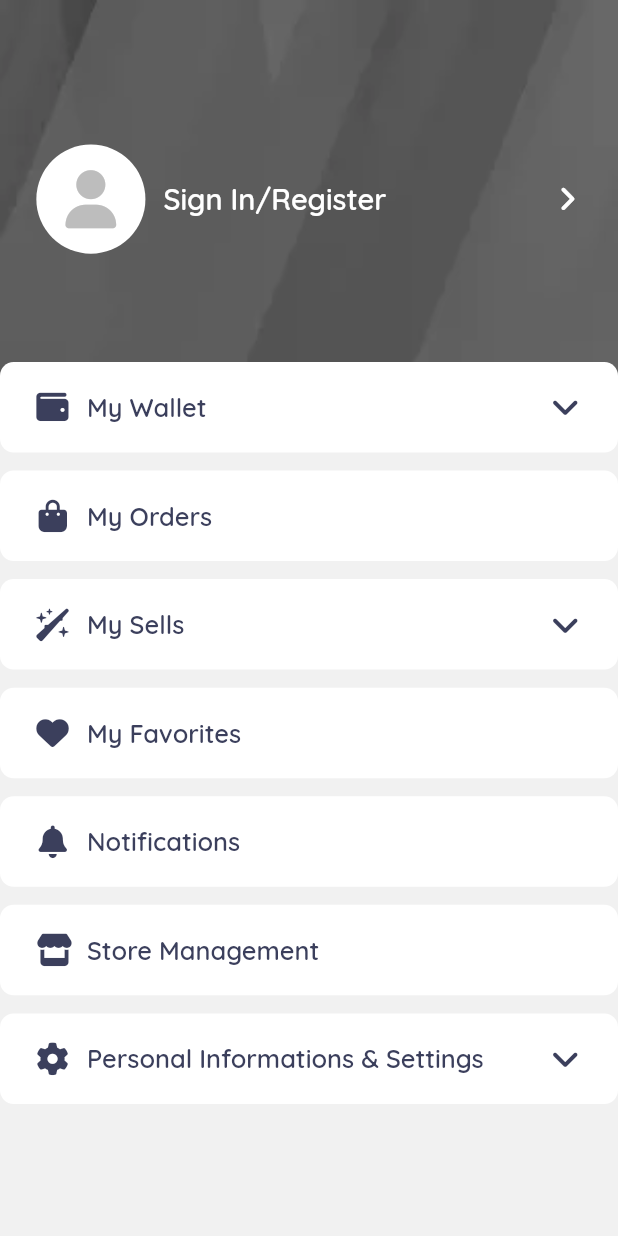
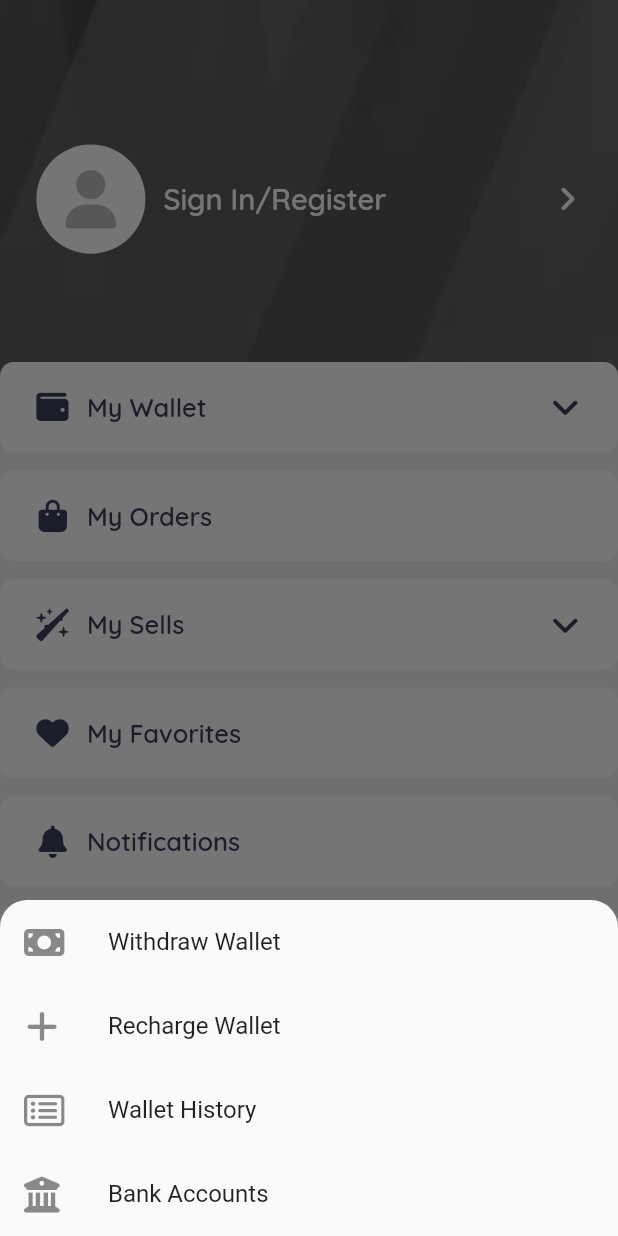
Before and after one commit to Emirhan-Kahya/gamekrub, a Flutter app: the AccountScreen screen opened directly, after a tap on "My Wallet", on a phone screen of 412 x 824 dp. Run offline on Flutter 3.47's test engine with Material 2 defaults, Android fonts, the phone set to English and light mode, and no system bars; our stand-ins replace font_awesome_flutter, get; network calls fail.

Commit message:
26/04/2022 - 03:19

```diff
--- a/lib/main.dart
+++ b/lib/main.dart
@@ -20,7 +20,7 @@ class mainApp extends StatelessWidget {
       theme: ThemeData(
         primarySwatch: Colors.blue,
       ),
-      home: SignInScreen()
+      home: HomeScreen()
     );
   }
 }
--- a/lib/screens/account/account_screen.dart
+++ b/lib/screens/account/account_screen.dart
@@ -1,10 +1,11 @@
+import 'package:flutter/cupertino.dart';
 import 'package:flutter/material.dart';
 import 'package:font_awesome_flutter/font_awesome_flutter.dart';
-
 
 import 'package:gamekrub/utils/dimension.dart';
 import 'package:gamekrub/widgets/account_widgets/account_widget.dart';
 import 'package:gamekrub/widgets/mBigText.dart';
+import 'package:gamekrub/widgets/showModal/modal.dart';
 
 class AccountScreen extends StatelessWidget {
   const AccountScreen({Key? key}) : super(key: key);
@@ -12,8 +13,11 @@ class AccountScreen extends StatelessWidget {
   @override
   Widget build(BuildContext context) {
     return Scaffold(
-      body: Container(
+      body: SingleChildScrollView(
+        physics: BouncingScrollPhysics(),
+        child: Container(
           width: double.maxFinite,
+          height: MediaQuery.of(context).size.height,
           child: Stack(
             children: [
               Positioned(
@@ -29,10 +33,9 @@ class AccountScreen extends StatelessWidget {
                       image: DecorationImage(
                         fit: BoxFit.fill,
                         image: AssetImage("assets/images/card_bacground.jpg"),
-                  )
-                ),
+                      )),
                   child: GestureDetector(
-                  onTap: (){
+                    onTap: () {
                       print("Pressed");
                     },
                     child: Row(
@@ -43,14 +46,25 @@ class AccountScreen extends StatelessWidget {
                           height: Dimension.height20 * 3,
                           decoration: BoxDecoration(
                             color: Colors.white,
-                          borderRadius: BorderRadius.circular(Dimension.radius30),
+                            borderRadius:
+                                BorderRadius.circular(Dimension.radius30),
                           ),
-                        child: Icon(FontAwesomeIcons.solidUser, color: Colors.grey.shade400, size: Dimension.icon16 * 2),
+                          child: Icon(FontAwesomeIcons.solidUser,
+                              color: Colors.grey.shade400,
+                              size: Dimension.icon16 * 2),
                         ),
                         SizedBox(width: Dimension.width10),
-                      mBigText(text: "Sign In/Register", fontSize: Dimension.fontSize16, color: Colors.white,),
+                        mBigText(
+                          text: "Sign In/Register",
+                          fontSize: Dimension.fontSize16,
+                          color: Colors.white,
+                        ),
                         Expanded(child: Container()),
-                      Icon(FontAwesomeIcons.angleRight, color: Colors.white, size: Dimension.icon18,),
+                        Icon(
+                          FontAwesomeIcons.angleRight,
+                          color: Colors.white,
+                          size: Dimension.icon18,
+                        ),
                       ],
                     ),
                   ),
@@ -71,19 +85,103 @@ class AccountScreen extends StatelessWidget {
                   ),
                   child: Column(
                     children: [
-                    AccountButton(press: (){}, text: "My Wallet", iconPrefix: FontAwesomeIcons.wallet, iconSuffix: FontAwesomeIcons.angleDown,),
+                      AccountButton(
+                        press: () {
+                          showModalBottomSheet(
+                              context: context,
+                              shape: RoundedRectangleBorder(
+                                borderRadius: BorderRadius.vertical(
+                                    top: Radius.circular(Dimension.radius15)),
+                              ),
+                              builder: (context) {
+                                return Wrap(
+                                  children: [
+                                    ListTile(
+                                      leading: Icon(FontAwesomeIcons.moneyBill),
+                                      title: Text("Withdraw Wallet"),
+                                    ),
+                                    ListTile(
+                                      leading: Icon(FontAwesomeIcons.plus),
+                                      title: Text("Recharge Wallet"),
+                                    ),
+                                    ListTile(
+                                      leading:
+                                          Icon(FontAwesomeIcons.rectangleList),
+                                      title: Text("Wallet History"),
+                                    ),
+                                    ListTile(
+                                      leading: Icon(
+                                          FontAwesomeIcons.buildingColumns),
+                                      title: Text("Bank Accounts"),
+                                    ),
+                                  ],
+                                );
+                              });
+                        },
+                        text: "My Wallet",
+                        iconPrefix: FontAwesomeIcons.wallet,
+                        iconSuffix: FontAwesomeIcons.angleDown,
+                      ),
                       SizedBox(height: Dimension.height10),
-                    AccountButton(press: (){}, text: "My Orders", iconPrefix: FontAwesomeIcons.bagShopping),
+                      AccountButton(
+                          press: () {},
+                          text: "My Orders",
+                          iconPrefix: FontAwesomeIcons.bagShopping),
                       SizedBox(height: Dimension.height10),
-                    AccountButton(press: (){}, text: "My Sells", iconPrefix: FontAwesomeIcons.wandSparkles, iconSuffix: FontAwesomeIcons.angleDown,),
+                      AccountButton(
+                        press: () {
+                          showModalBottomSheet(
+                              context: context,
+                              shape: RoundedRectangleBorder(
+                                borderRadius: BorderRadius.vertical(
+                                    top: Radius.circular(Dimension.radius15)),
+                              ),
+                              builder: (context) {
+                                return Wrap(
+                                  children: [
+                                    ListTile(
+                                      leading: Icon(FontAwesomeIcons.moneyBill),
+                                      title: Text("My Ads"),
+                                    ),
+                                    ListTile(
+                                      leading: Icon(FontAwesomeIcons.plus),
+                                      title: Text("New Ad"),
+                                    ),
+                                    ListTile(
+                                      leading:
+                                          Icon(FontAwesomeIcons.rectangleList),
+                                      title: Text("My Sold Ads"),
+                                    ),
+                                  ],
+                                );
+                              });
+                        },
+                        text: "My Sells",
+                        iconPrefix: FontAwesomeIcons.wandSparkles,
+                        iconSuffix: FontAwesomeIcons.angleDown,
+                      ),
                       SizedBox(height: Dimension.height10),
-                    AccountButton(press: (){}, text: "My Favorites", iconPrefix: FontAwesomeIcons.solidHeart),
+                      AccountButton(
+                          press: () {},
+                          text: "My Favorites",
+                          iconPrefix: FontAwesomeIcons.solidHeart),
                       SizedBox(height: Dimension.height10),
-                    AccountButton(press: (){}, text: "Notifications", iconPrefix: FontAwesomeIcons.solidBell),
+                      AccountButton(
+                          press: () {},
+                          text: "Notifications",
+                          iconPrefix: FontAwesomeIcons.solidBell),
                       SizedBox(height: Dimension.height10),
-                    AccountButton(press: (){}, text: "Store Management", iconPrefix: FontAwesomeIcons.store),
+                      AccountButton(
+                          press: () {},
+                          text: "Store Management",
+                          iconPrefix: FontAwesomeIcons.store),
                       SizedBox(height: Dimension.height10),
-                    AccountButton(press: (){}, text: "Personal Informations & Settings", iconPrefix: FontAwesomeIcons.gear, iconSuffix: FontAwesomeIcons.angleDown,),
+                      AccountButton(
+                        press: () {},
+                        text: "Personal Informations & Settings",
+                        iconPrefix: FontAwesomeIcons.gear,
+                        iconSuffix: FontAwesomeIcons.angleDown,
+                      ),
                     ],
                   ),
                 ),
@@ -91,6 +189,7 @@ class AccountScreen extends StatelessWidget {
             ],
           ),
         ),
+      ),
     );
   }
 }
```
Also changed, not shown: lib/widgets/showModal/modal.dart (added, +20 -0 lines). Lines whose indentation alone changed are shown as unchanged.
